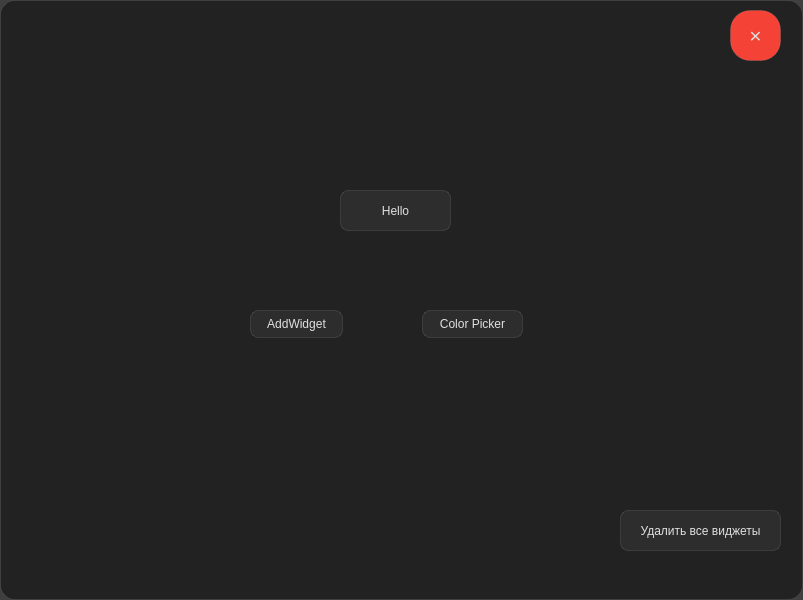
First picture: the form in data/ui/app.ui, repository Otak1ch/Product, before the edit.
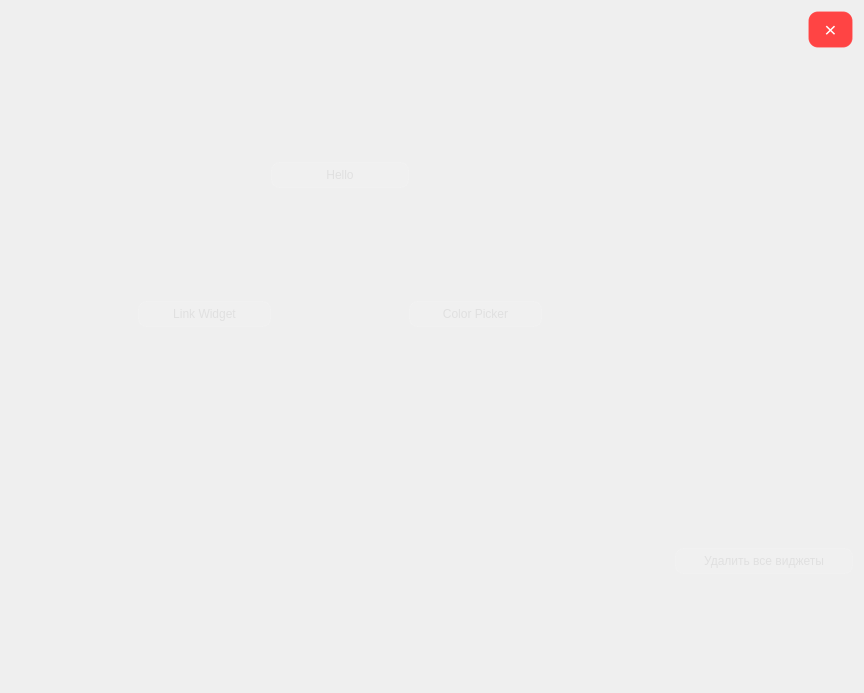
Second picture: the form after the edit.

Commit message: structured files, first widget, connected JSON

```diff
--- a/data/ui/app.ui
+++ b/data/ui/app.ui
@@ -1,13 +1,13 @@
 <?xml version="1.0" encoding="UTF-8"?>
 <ui version="4.0">
- <class>MainWindow</class>
- <widget class="QWidget" name="MainWindow">
+ <class>MainUI</class>
+ <widget class="QWidget" name="MainUI">
   <property name="geometry">
    <rect>
     <x>0</x>
     <y>0</y>
-    <width>803</width>
-    <height>600</height>
+    <width>864</width>
+    <height>693</height>
    </rect>
   </property>
   <property name="windowTitle">
@@ -33,96 +33,328 @@
     border: 1px solid rgba(255, 255, 255, 0.2);
 }</string>
   </property>
-  <widget class="QPushButton" name="btnClose">
-   <property name="geometry">
-    <rect>
-     <x>730</x>
-     <y>10</y>
-     <width>51</width>
-     <height>51</height>
-    </rect>
-   </property>
-   <property name="font">
-    <font>
-     <pointsize>16</pointsize>
-    </font>
-   </property>
-   <property name="cursor">
-    <cursorShape>PointingHandCursor</cursorShape>
-   </property>
-   <property name="styleSheet">
-    <string notr="true">#btnClose{
-	border-radius: 20px;
-	background-color: #F44336;
-	max-size:30px 30px;
+  <layout class="QGridLayout" name="gridLayout">
+   <item row="0" column="7">
+    <spacer name="horizontalSpacer">
+     <property name="orientation">
+      <enum>Qt::Horizontal</enum>
+     </property>
+     <property name="sizeHint" stdset="0">
+      <size>
+       <width>120</width>
+       <height>20</height>
+      </size>
+     </property>
+    </spacer>
+   </item>
+   <item row="0" column="8">
+    <widget class="QPushButton" name="btnClose">
+     <property name="maximumSize">
+      <size>
+       <width>50</width>
+       <height>50</height>
+      </size>
+     </property>
+     <property name="font">
+      <font>
+       <pointsize>16</pointsize>
+      </font>
+     </property>
+     <property name="cursor">
+      <cursorShape>PointingHandCursor</cursorShape>
+     </property>
+     <property name="styleSheet">
+      <string notr="true">
+QPushButton#btnClose {
+    background-color: #ff4444;
+    border-radius: 10px;
+    color: white;
 }
 
-#btnClose:hover{
-	opacity: 0.8;
+QPushButton#btnClose:hover {
+    background-color: #ff6666;
 }</string>
-   </property>
-   <property name="text">
-    <string>×</string>
-   </property>
-  </widget>
-  <widget class="QPushButton" name="addFirstWidget">
-   <property name="enabled">
-    <bool>true</bool>
-   </property>
-   <property name="geometry">
-    <rect>
-     <x>250</x>
-     <y>310</y>
-     <width>93</width>
-     <height>28</height>
-    </rect>
-   </property>
-   <property name="text">
-    <string>AddWidget</string>
-   </property>
-  </widget>
-  <widget class="QPushButton" name="btnHello">
-   <property name="geometry">
-    <rect>
-     <x>340</x>
-     <y>190</y>
-     <width>111</width>
-     <height>41</height>
-    </rect>
-   </property>
-   <property name="cursor">
-    <cursorShape>PointingHandCursor</cursorShape>
-   </property>
-   <property name="text">
-    <string>Hello</string>
-   </property>
-  </widget>
-  <widget class="QPushButton" name="addColorPicker">
-   <property name="geometry">
-    <rect>
-     <x>422</x>
-     <y>310</y>
-     <width>101</width>
-     <height>28</height>
-    </rect>
-   </property>
-   <property name="text">
-    <string>Color Picker</string>
-   </property>
-  </widget>
-  <widget class="QPushButton" name="delWidgetBtn">
-   <property name="geometry">
-    <rect>
-     <x>620</x>
-     <y>510</y>
-     <width>161</width>
-     <height>41</height>
-    </rect>
-   </property>
-   <property name="text">
-    <string>Удалить все виджеты</string>
-   </property>
-  </widget>
+     </property>
+     <property name="text">
+      <string>×</string>
+     </property>
+    </widget>
+   </item>
+   <item row="1" column="3">
+    <spacer name="verticalSpacer_5">
+     <property name="orientation">
+      <enum>Qt::Vertical</enum>
+     </property>
+     <property name="sizeHint" stdset="0">
+      <size>
+       <width>20</width>
+       <height>62</height>
+      </size>
+     </property>
+    </spacer>
+   </item>
+   <item row="1" column="8">
+    <spacer name="verticalSpacer">
+     <property name="orientation">
+      <enum>Qt::Vertical</enum>
+     </property>
+     <property name="sizeHint" stdset="0">
+      <size>
+       <width>20</width>
+       <height>61</height>
+      </size>
+     </property>
+    </spacer>
+   </item>
+   <item row="2" column="1">
+    <spacer name="horizontalSpacer_6">
+     <property name="orientation">
+      <enum>Qt::Horizontal</enum>
+     </property>
+     <property name="sizeHint" stdset="0">
+      <size>
+       <width>88</width>
+       <height>20</height>
+      </size>
+     </property>
+    </spacer>
+   </item>
+   <item row="2" column="2" colspan="3">
+    <widget class="QPushButton" name="btnHello">
+     <property name="maximumSize">
+      <size>
+       <width>300</width>
+       <height>60</height>
+      </size>
+     </property>
+     <property name="cursor">
+      <cursorShape>PointingHandCursor</cursorShape>
+     </property>
+     <property name="text">
+      <string>Hello</string>
+     </property>
+    </widget>
+   </item>
+   <item row="2" column="5">
+    <spacer name="horizontalSpacer_7">
+     <property name="orientation">
+      <enum>Qt::Horizontal</enum>
+     </property>
+     <property name="sizeHint" stdset="0">
+      <size>
+       <width>90</width>
+       <height>20</height>
+      </size>
+     </property>
+    </spacer>
+   </item>
+   <item row="3" column="1">
+    <spacer name="verticalSpacer_9">
+     <property name="orientation">
+      <enum>Qt::Vertical</enum>
+     </property>
+     <property name="sizeHint" stdset="0">
+      <size>
+       <width>20</width>
+       <height>61</height>
+      </size>
+     </property>
+    </spacer>
+   </item>
+   <item row="3" column="3">
+    <spacer name="verticalSpacer_4">
+     <property name="orientation">
+      <enum>Qt::Vertical</enum>
+     </property>
+     <property name="sizeHint" stdset="0">
+      <size>
+       <width>20</width>
+       <height>61</height>
+      </size>
+     </property>
+    </spacer>
+   </item>
+   <item row="3" column="5">
+    <spacer name="verticalSpacer_7">
+     <property name="orientation">
+      <enum>Qt::Vertical</enum>
+     </property>
+     <property name="sizeHint" stdset="0">
+      <size>
+       <width>20</width>
+       <height>61</height>
+      </size>
+     </property>
+    </spacer>
+   </item>
+   <item row="4" column="0">
+    <spacer name="horizontalSpacer_4">
+     <property name="orientation">
+      <enum>Qt::Horizontal</enum>
+     </property>
+     <property name="sizeHint" stdset="0">
+      <size>
+       <width>84</width>
+       <height>20</height>
+      </size>
+     </property>
+    </spacer>
+   </item>
+   <item row="4" column="1" colspan="2">
+    <widget class="QPushButton" name="btnAddLinks">
+     <property name="enabled">
+      <bool>true</bool>
+     </property>
+     <property name="maximumSize">
+      <size>
+       <width>300</width>
+       <height>60</height>
+      </size>
+     </property>
+     <property name="text">
+      <string>Link Widget</string>
+     </property>
+    </widget>
+   </item>
+   <item row="4" column="3">
+    <spacer name="horizontalSpacer_3">
+     <property name="orientation">
+      <enum>Qt::Horizontal</enum>
+     </property>
+     <property name="sizeHint" stdset="0">
+      <size>
+       <width>85</width>
+       <height>20</height>
+      </size>
+     </property>
+    </spacer>
+   </item>
+   <item row="4" column="4" colspan="2">
+    <widget class="QPushButton" name="addColorPicker">
+     <property name="maximumSize">
+      <size>
+       <width>300</width>
+       <height>60</height>
+      </size>
+     </property>
+     <property name="text">
+      <string>Color Picker</string>
+     </property>
+    </widget>
+   </item>
+   <item row="4" column="6">
+    <spacer name="horizontalSpacer_5">
+     <property name="orientation">
+      <enum>Qt::Horizontal</enum>
+     </property>
+     <property name="sizeHint" stdset="0">
+      <size>
+       <width>84</width>
+       <height>20</height>
+      </size>
+     </property>
+    </spacer>
+   </item>
+   <item row="5" column="1">
+    <spacer name="verticalSpacer_8">
+     <property name="orientation">
+      <enum>Qt::Vertical</enum>
+     </property>
+     <property name="sizeHint" stdset="0">
+      <size>
+       <width>20</width>
+       <height>61</height>
+      </size>
+     </property>
+    </spacer>
+   </item>
+   <item row="5" column="5">
+    <spacer name="verticalSpacer_6">
+     <property name="orientation">
+      <enum>Qt::Vertical</enum>
+     </property>
+     <property name="sizeHint" stdset="0">
+      <size>
+       <width>20</width>
+       <height>61</height>
+      </size>
+     </property>
+    </spacer>
+   </item>
+   <item row="6" column="8">
+    <spacer name="verticalSpacer_2">
+     <property name="orientation">
+      <enum>Qt::Vertical</enum>
+     </property>
+     <property name="sizeHint" stdset="0">
+      <size>
+       <width>20</width>
+       <height>62</height>
+      </size>
+     </property>
+    </spacer>
+   </item>
+   <item row="7" column="6">
+    <spacer name="horizontalSpacer_2">
+     <property name="orientation">
+      <enum>Qt::Horizontal</enum>
+     </property>
+     <property name="sizeHint" stdset="0">
+      <size>
+       <width>84</width>
+       <height>20</height>
+      </size>
+     </property>
+    </spacer>
+   </item>
+   <item row="7" column="7" colspan="2">
+    <widget class="QPushButton" name="delWidgetBtn">
+     <property name="maximumSize">
+      <size>
+       <width>300</width>
+       <height>60</height>
+      </size>
+     </property>
+     <property name="text">
+      <string>Удалить все виджеты</string>
+     </property>
+    </widget>
+   </item>
+   <item row="8" column="8">
+    <spacer name="verticalSpacer_3">
+     <property name="orientation">
+      <enum>Qt::Vertical</enum>
+     </property>
+     <property name="sizeHint" stdset="0">
+      <size>
+       <width>20</width>
+       <height>61</height>
+      </size>
+     </property>
+    </spacer>
+   </item>
+  </layout>
+  <zorder>verticalSpacer</zorder>
+  <zorder>horizontalSpacer</zorder>
+  <zorder>verticalSpacer_2</zorder>
+  <zorder>horizontalSpacer_2</zorder>
+  <zorder>verticalSpacer_3</zorder>
+  <zorder>horizontalSpacer_3</zorder>
+  <zorder>horizontalSpacer_4</zorder>
+  <zorder>horizontalSpacer_5</zorder>
+  <zorder>verticalSpacer_4</zorder>
+  <zorder>verticalSpacer_5</zorder>
+  <zorder>verticalSpacer_6</zorder>
+  <zorder>verticalSpacer_7</zorder>
+  <zorder>verticalSpacer_8</zorder>
+  <zorder>verticalSpacer_9</zorder>
+  <zorder>horizontalSpacer_6</zorder>
+  <zorder>horizontalSpacer_7</zorder>
+  <zorder>delWidgetBtn</zorder>
+  <zorder>addColorPicker</zorder>
+  <zorder>btnHello</zorder>
+  <zorder>btnClose</zorder>
+  <zorder>btnAddLinks</zorder>
  </widget>
  <resources/>
  <connections/>
```
The commit also changes 10 other files.
